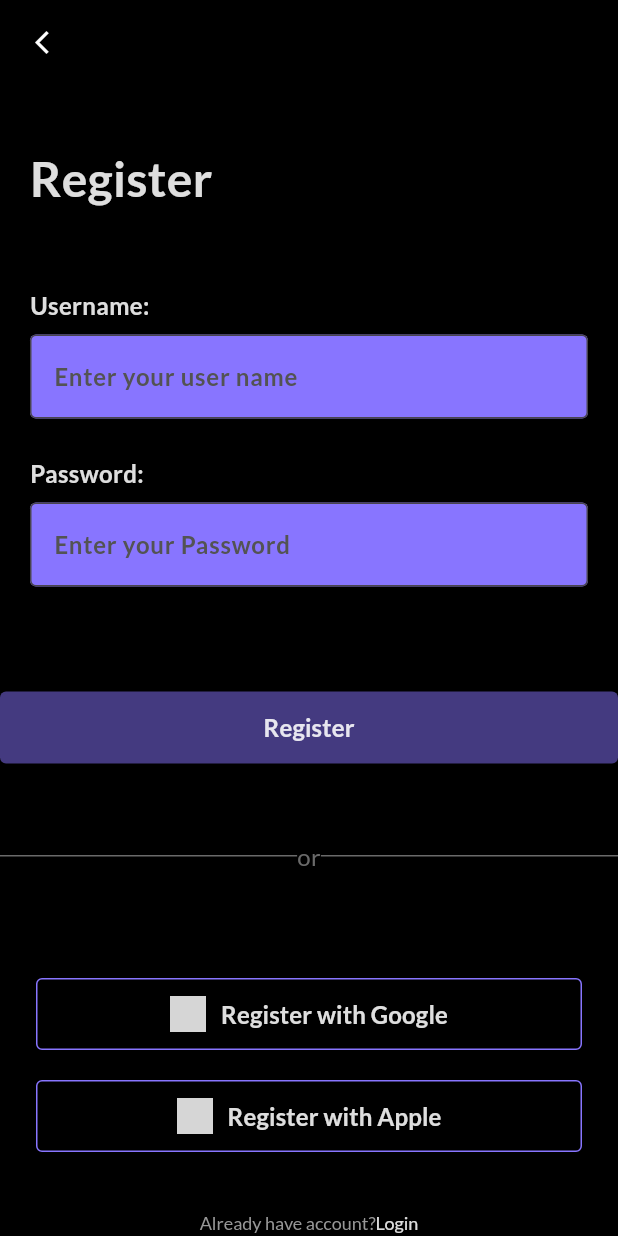
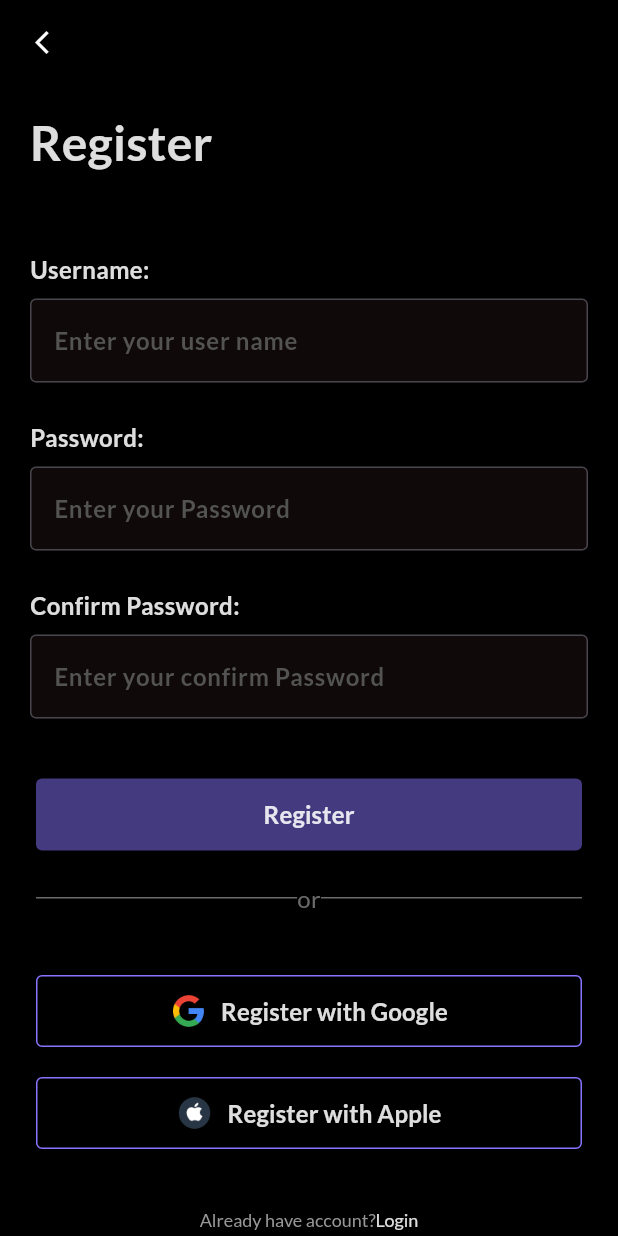
Before and after one commit to trandangduong/todolist_app, a Flutter app: the RegisterPage screen opened directly, on a phone screen of 412 x 824 dp. Run offline on Flutter 3.47's test engine with Material 3 defaults, Android fonts, the phone set to English and light mode, and no system bars; our stand-ins replace google_fonts; grey boxes are pictures that could not be loaded.

Commit message:
login and register done

```diff
--- a/lib/ui/login_register/register_page.dart
+++ b/lib/ui/login_register/register_page.dart
@@ -1,6 +1,7 @@
 import 'package:flutter/gestures.dart';
 import 'package:flutter/material.dart';
 import 'package:google_fonts/google_fonts.dart';
+import 'package:todolist_app/ui/login_register/login_page.dart';
 
 class RegisterPage extends StatelessWidget {
   const RegisterPage({super.key});
@@ -35,8 +36,8 @@ class RegisterPage extends StatelessWidget {
               _buildInputUserAndPass(),
               _buildRegisterButton(),
               _buildDivider(),
-              _buildGoogleRegister(),
-              _buildAppleRegister(),
+              _buildGoogleLogin(),
+              _buildAppleLogin(),
               _buildLogin(context),
             ],
           ),
@@ -45,7 +46,7 @@ class RegisterPage extends StatelessWidget {
     );
   }
 
-  Widget _buildGoogleRegister() {
+  Widget _buildGoogleLogin() {
     return Container(
       width: double.infinity,
       height: 48,
@@ -53,7 +54,7 @@ class RegisterPage extends StatelessWidget {
       margin: const EdgeInsets.symmetric(vertical: 20),
       child: ElevatedButton(
         onPressed: () {
-          //
+          // go to Google page
         },
         style: OutlinedButton.styleFrom(
           backgroundColor: Colors.transparent,
@@ -71,7 +72,7 @@ class RegisterPage extends StatelessWidget {
           crossAxisAlignment: CrossAxisAlignment.center,
           children: [
             Image.asset(
-              'icon_google_register.png',
+              'assets/images/icon_google_login.png',
               width: 24,
               height: 24,
               fit: BoxFit.fill,
@@ -94,14 +95,14 @@ class RegisterPage extends StatelessWidget {
     );
   }
 
-  Widget _buildAppleRegister() {
+  Widget _buildAppleLogin() {
     return Container(
       width: double.infinity,
       height: 48,
       padding: const EdgeInsets.symmetric(horizontal: 24),
       child: ElevatedButton(
         onPressed: () {
-          //
+          // go to Apple page
         },
         style: OutlinedButton.styleFrom(
           backgroundColor: Colors.transparent,
@@ -119,7 +120,7 @@ class RegisterPage extends StatelessWidget {
           crossAxisAlignment: CrossAxisAlignment.center,
           children: [
             Image.asset(
-              'icon_apple_register.png',
+              'assets/images/icon_apple_login.png',
               width: 24,
               height: 24,
               fit: BoxFit.fill,
@@ -146,7 +147,8 @@ class RegisterPage extends StatelessWidget {
     return Container(
       width: double.infinity,
       height: 48,
-      margin: const EdgeInsets.only(top: 70),
+      padding: const EdgeInsets.symmetric(horizontal: 24),
+      margin: const EdgeInsets.only(top: 40),
       child: ElevatedButton(
         onPressed: null, //disable button
         style: ElevatedButton.styleFrom(
@@ -173,7 +175,7 @@ class RegisterPage extends StatelessWidget {
     return Container(
       margin: const EdgeInsets.symmetric(
         horizontal: 20,
-      ).copyWith(top: 40),
+      ).copyWith(top: 16),
       child: Text(
         'Register',
         style: TextStyle(
@@ -198,6 +200,8 @@ class RegisterPage extends StatelessWidget {
             _buildUsernameField(),
             const SizedBox(height: 25),
             _buildPassField(),
+            const SizedBox(height: 25),
+            _buildConfirmPassField(),
           ],
         ),
       ),
@@ -232,7 +236,7 @@ class RegisterPage extends StatelessWidget {
               border: OutlineInputBorder(
                 borderRadius: BorderRadius.circular(4),
               ),
-              fillColor: const Color.fromRGBO(136, 117, 255, 1),
+              fillColor: const Color(0x0ff79797),
               filled: true,
             ),
             style: TextStyle(
@@ -274,7 +278,50 @@ class RegisterPage extends StatelessWidget {
               border: OutlineInputBorder(
                 borderRadius: BorderRadius.circular(4),
               ),
-              fillColor: const Color.fromRGBO(136, 117, 255, 1),
+              fillColor: const Color(0x0ff79797),
+              filled: true,
+            ),
+            style: TextStyle(
+              fontSize: 16,
+              fontFamily: GoogleFonts.lato().fontFamily,
+              color: Colors.white,
+            ),
+            obscureText: true, //hidden text
+          ),
+        ),
+      ],
+    );
+  }
+
+  Widget _buildConfirmPassField() {
+    return Column(
+      mainAxisAlignment: MainAxisAlignment.start,
+      crossAxisAlignment: CrossAxisAlignment.start,
+      children: [
+        Text(
+          'Confirm Password:',
+          style: TextStyle(
+            fontSize: 16,
+            fontWeight: FontWeight.bold,
+            fontFamily: GoogleFonts.lato().fontFamily,
+            color: Colors.white.withOpacity(0.87),
+          ),
+        ),
+        Container(
+          margin: const EdgeInsets.only(top: 8),
+          child: TextFormField(
+            decoration: InputDecoration(
+              hintText: "Enter your confirm Password",
+              hintStyle: TextStyle(
+                fontSize: 16,
+                fontWeight: FontWeight.bold,
+                fontFamily: GoogleFonts.lato().fontFamily,
+                color: const Color(0xFF535353),
+              ),
+              border: OutlineInputBorder(
+                borderRadius: BorderRadius.circular(4),
+              ),
+              fillColor: const Color(0x0ff79797),
               filled: true,
             ),
             style: TextStyle(
@@ -291,7 +338,8 @@ class RegisterPage extends StatelessWidget {
 
   Widget _buildDivider() {
     return Container(
-      margin: const EdgeInsets.only(top: 50, bottom: 50),
+      padding: const EdgeInsets.symmetric(horizontal: 24),
+      margin: const EdgeInsets.only(top: 20, bottom: 20),
       child: Row(
         children: [
           Expanded(
@@ -343,6 +391,7 @@ class RegisterPage extends StatelessWidget {
               ),
               recognizer: TapGestureRecognizer()
                 ..onTap = () {
+                  // Navigator.pop(context);
                   _gotoLoginPage(context);
                 },
             ),
@@ -356,7 +405,7 @@ class RegisterPage extends StatelessWidget {
     Navigator.push(
       context,
       MaterialPageRoute(
-        builder: (context) => const RegisterPage(),
+        builder: (context) => const LoginPage(),
       ),
     );
   }
```
Also changed, not shown: lib/ui/login_register/login_page.dart (+16 -16 lines), lib/ui/welcome/welcome_page.dart (+26 -6 lines), assets/images/2x/icon_apple_login.png (added), assets/images/2x/icon_google_login.png (added), assets/images/2x/ob1.png (renamed from assets/images/ob1_2x.png), assets/images/2x/ob1_2x.png (deleted), assets/images/2x/ob2.png (renamed from assets/images/2x/ob2_2x.png), assets/images/2x/ob3.png (renamed from assets/images/2x/ob3_2x.png), assets/images/3x/icon_apple_login.png (added), assets/images/3x/icon_google_login.png (added), assets/images/3x/ob1.png (renamed from assets/images/3x/ob1_3x.png), assets/images/3x/ob2.png (renamed from assets/images/3x/ob2_3x.png), assets/images/3x/ob3.png (renamed from assets/images/3x/ob3_3x.png), assets/images/icon_apple_login.png (added), 1 more files.
